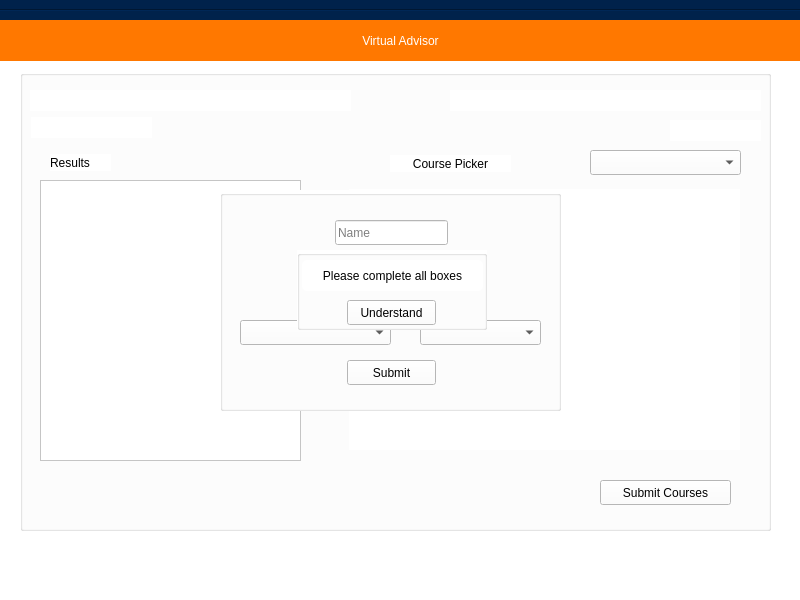
Qt form mainwindow.ui (Jogata5/Virtual_Advisor) before a commit.
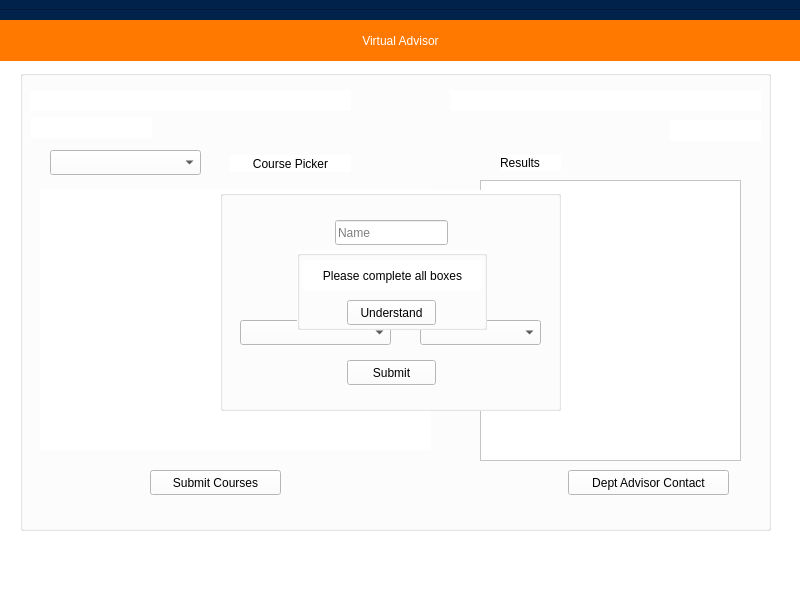
The same form after that commit.

```diff
--- a/mainwindow.ui
+++ b/mainwindow.ui
@@ -277,8 +277,8 @@
     <widget class="QPushButton" name="submitCoursesButton">
      <property name="geometry">
       <rect>
-       <x>580</x>
-       <y>410</y>
+       <x>130</x>
+       <y>400</y>
        <width>131</width>
        <height>25</height>
       </rect>
@@ -290,7 +290,7 @@
     <widget class="QScrollArea" name="scrollAreaResults">
      <property name="geometry">
       <rect>
-       <x>20</x>
+       <x>460</x>
        <y>110</y>
        <width>261</width>
        <height>281</height>
@@ -313,7 +313,7 @@
     <widget class="QComboBox" name="comboBoxSection">
      <property name="geometry">
       <rect>
-       <x>570</x>
+       <x>30</x>
        <y>80</y>
        <width>151</width>
        <height>25</height>
@@ -332,7 +332,7 @@
     <widget class="QLabel" name="label_2">
      <property name="geometry">
       <rect>
-       <x>370</x>
+       <x>210</x>
        <y>85</y>
        <width>121</width>
        <height>17</height>
@@ -348,7 +348,7 @@
     <widget class="QLabel" name="label_3">
      <property name="geometry">
       <rect>
-       <x>30</x>
+       <x>480</x>
        <y>84</y>
        <width>61</width>
        <height>17</height>
@@ -361,7 +361,7 @@
     <widget class="QStackedWidget" name="stackedWidget">
      <property name="geometry">
       <rect>
-       <x>329</x>
+       <x>20</x>
        <y>119</y>
        <width>391</width>
        <height>261</height>
@@ -373,6 +373,19 @@
      <widget class="QWidget" name="page"/>
      <widget class="QWidget" name="page_2"/>
     </widget>
+    <widget class="QPushButton" name="advisorButton">
+     <property name="geometry">
+      <rect>
+       <x>548</x>
+       <y>400</y>
+       <width>161</width>
+       <height>25</height>
+      </rect>
+     </property>
+     <property name="text">
+      <string>Dept Advisor Contact</string>
+     </property>
+    </widget>
    </widget>
    <widget class="Line" name="line">
     <property name="geometry">
```
